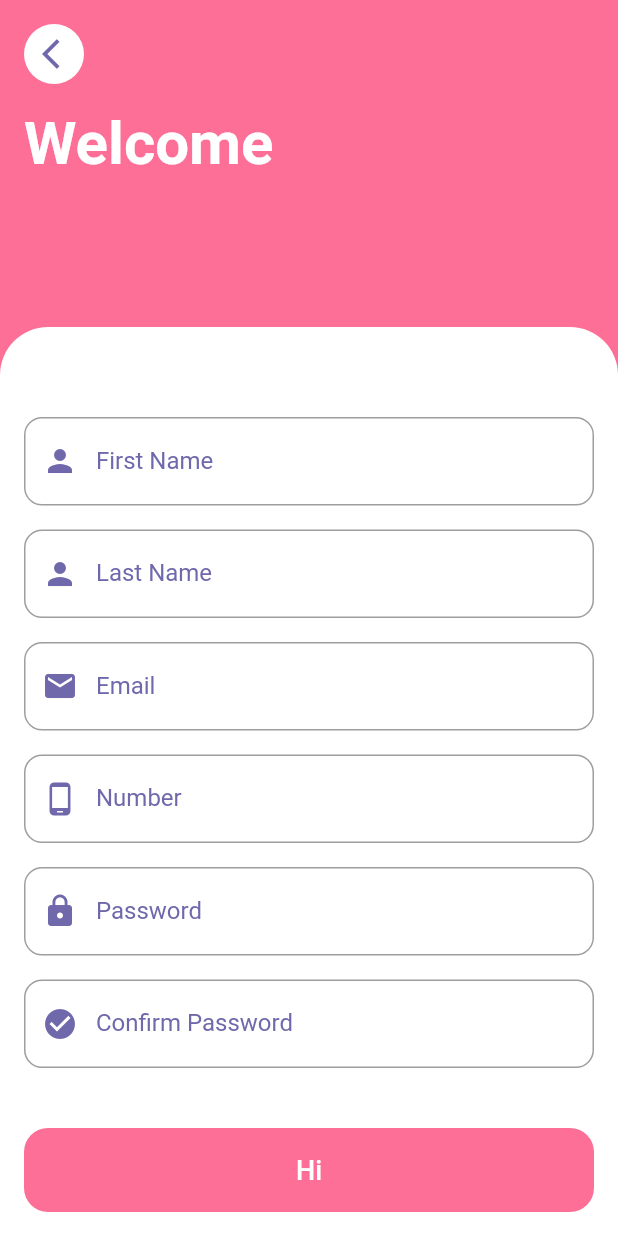
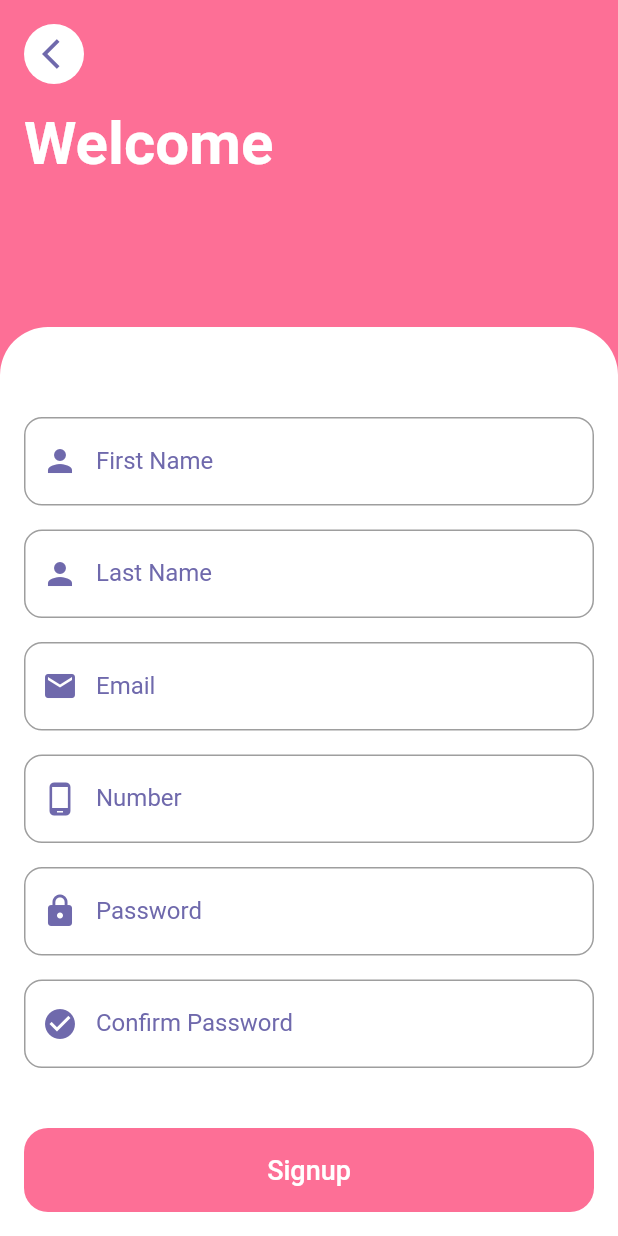
Before and after one commit to feenotifier/apps, a Flutter app: the SignupLandingScreen screen opened directly, on a phone screen of 412 x 824 dp. Run offline on Flutter 3.47's test engine with Material 2 defaults, Android fonts, the phone set to English and light mode, and no system bars; our stand-ins replace flutter_secure_storage; accounts and stored records are empty.

Commit message:
button name changed

```diff
--- a/lib/sections/signup/landing.dart
+++ b/lib/sections/signup/landing.dart
@@ -26,8 +26,7 @@ class _SignupLandingScreenState extends State<SignupLandingScreen>
     String password,
   ) {
     return http.post(
-      Uri.parse(
-          'http://3671-2405-201-5803-9005-45dc-eec7-b1ee-355f.ngrok.io/fn/v1/signup'),
+      Uri.parse('https://1281-49-36-181-243.ngrok.io/fn/v1/signup'),
       headers: <String, String>{
         'Content-Type': 'application/json; charset=UTF-8',
       },
@@ -252,7 +251,7 @@ class _SignupLandingScreenState extends State<SignupLandingScreen>
                           top: Distance_Unit * 10,
                         ),
                         child: GenericButtons(
-                          title: "Hi",
+                          title: "Signup",
                           backgroundColor: Color(0xFFFD6F96),
                           textColor: Colors.white,
                           onTap: () async {
@@ -263,7 +262,6 @@ class _SignupLandingScreenState extends State<SignupLandingScreen>
                               phoneNumber,
                               passWord,
                             );
-                            // http.Response response = await http.post(apiUrl,
                             print(response.body);
                           },
                         ),
```
